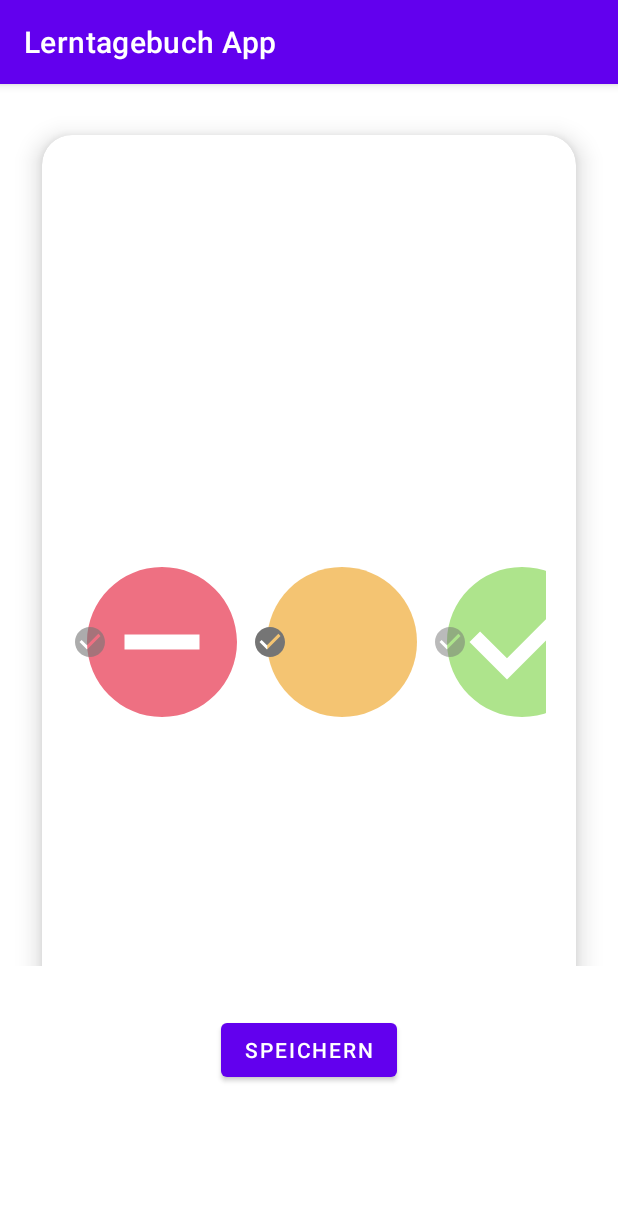
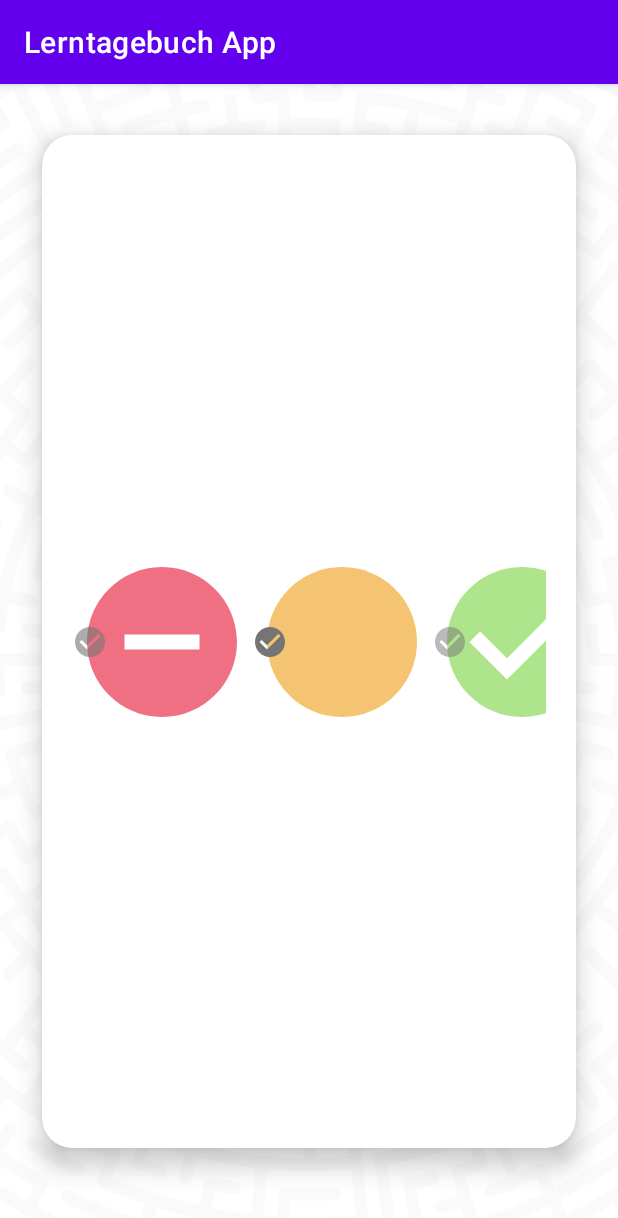
Before and after one commit to bolatSeref/LerntagebuchApp, an Android app: the EvaluateYourSelfActivity screen opened directly, with no data from a screen before it, on a phone screen of 412 x 824 dp. Shown: the top 1218 px of the screen. Run offline under Robolectric (Android 15) with nearby library versions, the phone set to English and light mode, and no system bars; Roboto replaces fonts that are not available here.

Commit message:
selbst einshaetzung fixed, update note fixed

```diff
--- a/app/src/main/java/com/creactivestudio/lerntagebuchapp/evaluate_your_self/EvaluateYourSelfActivity.java
+++ b/app/src/main/java/com/creactivestudio/lerntagebuchapp/evaluate_your_self/EvaluateYourSelfActivity.java
@@ -4,7 +4,10 @@ import androidx.appcompat.app.AppCompatActivity;
 import androidx.recyclerview.widget.LinearLayoutManager;
 import androidx.recyclerview.widget.RecyclerView;
 
+import android.content.Context;
+import android.content.SharedPreferences;
 import android.os.Bundle;
+import android.widget.Toast;
 
 import com.creactivestudio.lerntagebuchapp.R;
 
@@ -21,6 +24,7 @@ public class EvaluateYourSelfActivity extends AppCompatActivity {
     ArrayList themeList;
     RecyclerView rvEvaluation;
     List<String> testList;
+    SharedPreferences pref;
 
     @Override
     protected void onCreate(Bundle savedInstanceState) {
@@ -30,6 +34,7 @@ public class EvaluateYourSelfActivity extends AppCompatActivity {
         init();
 
         setThemesArrayFromXML();
+        setRadioGroupData();
 
         evaluateYourSelfRvAdapter=new EvaluateYourSelfRvAdapter(this, this
         , testList);
@@ -45,6 +50,14 @@ public class EvaluateYourSelfActivity extends AppCompatActivity {
         testList=new ArrayList<>();
     }
 
+    public void setRadioGroupData ()
+    {
+        pref = this.getSharedPreferences("MyPref", Context.MODE_PRIVATE);
+       // pref.getString("Rechengrundlagen","null");
+        pref.getString(testList.get(0),"null");
+       // Toast.makeText(this, pref.getString("Rechengrundlagen","null"), Toast.LENGTH_SHORT).show();
+        Toast.makeText(this, pref.getString(testList.get(0),"null"), Toast.LENGTH_SHORT).show();
+    }
     /**
      *
      */
--- a/app/src/main/res/layout/activity_create_study_plan.xml
+++ b/app/src/main/res/layout/activity_create_study_plan.xml
@@ -26,6 +26,9 @@
             android:layout_marginStart="84dp"
             android:ems="10"
             android:hint="@string/minuten"
+            android:padding="10dp"
+            android:backgroundTint="@android:color/darker_gray"
+            android:background="@drawable/box_entries"
             android:inputType="number"
             app:layout_constraintBottom_toBottomOf="parent"
             app:layout_constraintStart_toStartOf="parent"
--- a/app/src/main/res/layout/activity_evaluate_your_self.xml
+++ b/app/src/main/res/layout/activity_evaluate_your_self.xml
@@ -10,21 +10,11 @@
         android:id="@+id/rvEvaluation"
         android:layout_width="0dp"
         android:layout_height="0dp"
-        android:layout_marginBottom="32dp"
-        app:layout_constraintBottom_toTopOf="@+id/button3"
+        android:background="@drawable/bg_general"
+        app:layout_constraintBottom_toBottomOf="parent"
         app:layout_constraintEnd_toEndOf="parent"
         app:layout_constraintHorizontal_bias="0.5"
         app:layout_constraintStart_toStartOf="parent"
         app:layout_constraintTop_toTopOf="parent" />
 
-    <Button
-        android:id="@+id/button3"
-        android:layout_width="wrap_content"
-        android:layout_height="wrap_content"
-        android:layout_marginBottom="100dp"
-        android:text="@string/speichern"
-        app:layout_constraintBottom_toBottomOf="parent"
-        app:layout_constraintEnd_toEndOf="parent"
-        app:layout_constraintHorizontal_bias="0.5"
-        app:layout_constraintStart_toStartOf="parent" />
 </androidx.constraintlayout.widget.ConstraintLayout>
--- a/app/src/main/res/layout/activity_update_note.xml
+++ b/app/src/main/res/layout/activity_update_note.xml
@@ -35,6 +35,7 @@
         android:background="@drawable/box_message"
         android:backgroundTint="@android:color/darker_gray"
         android:ems="10"
+        android:gravity="top"
         android:inputType="textMultiLine"
         android:paddingLeft="10dp"
         android:paddingTop="10dp"
--- a/app/src/main/res/layout/rv_evaluate_your_self_item_row.xml
+++ b/app/src/main/res/layout/rv_evaluate_your_self_item_row.xml
@@ -54,6 +54,7 @@
                     android:layout_height="120dp"
                     android:background="@drawable/custom_btn_radio_red"
                     android:button="@drawable/icon_check_red_half"
+                    android:tag="red"
                     tools:ignore="DuplicateSpeakableTextCheck" />
 
 
@@ -62,14 +63,16 @@
                     android:layout_width="120dp"
                     android:layout_height="120dp"
                     android:background="@drawable/custom_btn_radio_orange"
-                    android:button="@drawable/icon_check_orange_full" />
+                    android:button="@drawable/icon_check_orange_full"
+                    android:tag="yellow" />
 
                 <RadioButton
                     android:id="@+id/radioButtonGreen"
                     android:layout_width="120dp"
                     android:layout_height="120dp"
                     android:background="@drawable/custom_btn_radio"
-                    android:button="@drawable/icon_circle_check_half_green" />
+                    android:button="@drawable/icon_circle_check_half_green"
+                    android:tag="green" />
 
 
             </RadioGroup>
```
Also changed, not shown: app/src/main/java/com/creactivestudio/lerntagebuchapp/evaluate_your_self/EvaluateYourSelfRvAdapter.java (+100 -1 lines), app/src/main/java/com/creactivestudio/lerntagebuchapp/note/UpdateNoteActivity.java (+7 -0 lines), app/src/main/java/com/creactivestudio/lerntagebuchapp/sqlite/DatabaseHelper.java (+12 -1 lines), app/src/main/res/layout/custom_toast_message_layout.xml (+5 -7 lines).
